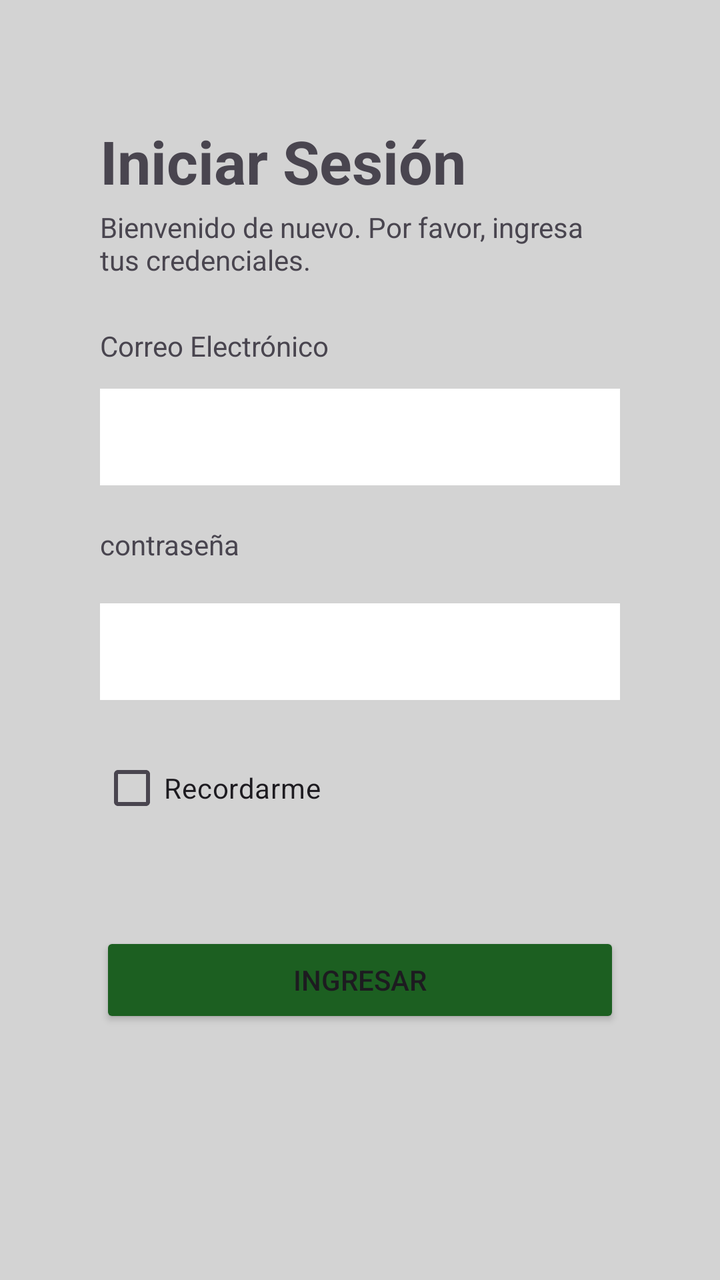
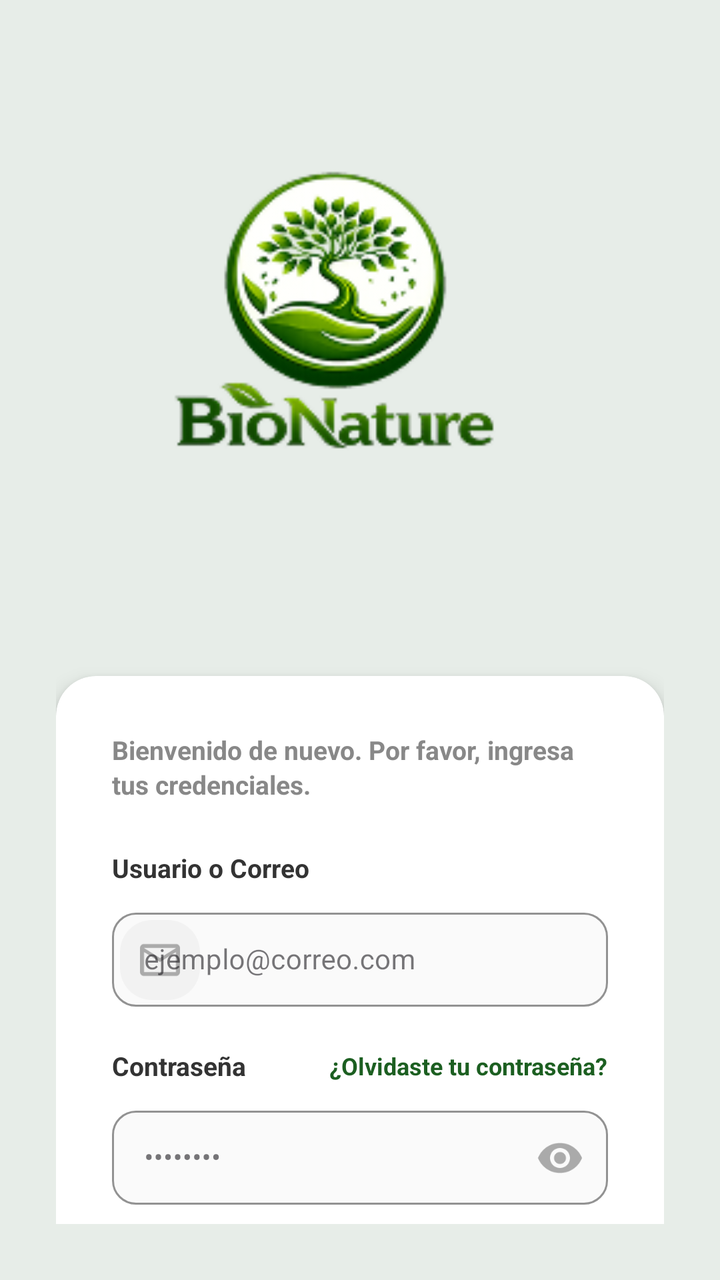

Two renders of the same Android screen: before a commit and after it. Below are the layout's source before the change and the commit's diff.
<!-- AndroidManifest.xml: application theme Theme.BioNatura -->
<!-- res/layout/activity_login.xml -->
<?xml version="1.0" encoding="utf-8"?>
<androidx.constraintlayout.widget.ConstraintLayout xmlns:android="http://schemas.android.com/apk/res/android"
    xmlns:app="http://schemas.android.com/apk/res-auto"
    xmlns:tools="http://schemas.android.com/tools"
    android:id="@+id/mainlogin"
    android:background="#D3D3D3"
    android:layout_width="match_parent"
    android:layout_height="match_parent"
    android:padding="20dp">

    <androidx.constraintlayout.widget.ConstraintLayout
        android:layout_width="match_parent"
        android:layout_height="match_parent"
        android:padding="30dp"
        app:layout_constraintBottom_toBottomOf="parent"
        app:layout_constraintEnd_toEndOf="parent"
        app:layout_constraintHorizontal_bias="0.0"
        app:layout_constraintStart_toStartOf="parent"
        app:layout_constraintTop_toTopOf="parent"
        app:layout_constraintVertical_bias="0.0">

        <CheckBox
            android:id="@+id/checkBox3"
            android:layout_width="match_parent"
            android:layout_height="wrap_content"
            android:layout_marginBottom="48dp"
            android:text="Recordarme"
            android:padding="0dp"
            app:layout_constraintBottom_toTopOf="@+id/btnlogin"
            app:layout_constraintEnd_toEndOf="parent"
            app:layout_constraintHorizontal_bias="0.0"
            app:layout_constraintStart_toStartOf="parent" />

        <TextView
            android:id="@+id/textView5"
            android:layout_width="match_parent"
            android:layout_height="wrap_content"
            android:text="Iniciar Sesión"
            android:textSize="30sp"
            android:textStyle="bold"
            app:layout_constraintBottom_toTopOf="@+id/textView6"
            app:layout_constraintEnd_toEndOf="parent"
            app:layout_constraintHorizontal_bias="0.0"
            app:layout_constraintStart_toStartOf="parent"
            app:layout_constraintTop_toTopOf="parent"
            app:layout_constraintVertical_bias="0.755" />

        <TextView
            android:id="@+id/textView6"
            android:layout_width="match_parent"
            android:layout_height="wrap_content"
            android:layout_marginBottom="24dp"
            android:text="Bienvenido de nuevo. Por favor, ingresa tus credenciales."
            app:layout_constraintBottom_toTopOf="@+id/textView7"
            app:layout_constraintEnd_toEndOf="parent"
            app:layout_constraintHorizontal_bias="0.0"
            app:layout_constraintStart_toStartOf="parent" />

        <TextView
            android:id="@+id/textView7"
            android:layout_width="match_parent"
            android:layout_height="wrap_content"
            android:layout_marginBottom="12dp"
            android:text="Correo Electrónico"
            app:layout_constraintBottom_toTopOf="@+id/inputemail"
            app:layout_constraintEnd_toEndOf="parent"
            app:layout_constraintHorizontal_bias="0.0"
            app:layout_constraintStart_toStartOf="parent" />

        <EditText
            android:id="@+id/inputemail"
            android:layout_width="match_parent"
            android:layout_height="wrap_content"
            android:layout_marginBottom="20dp"
            android:background="#FFFF"
            android:ems="10"
            android:inputType="text"
            android:padding="12dp"
            app:layout_constraintBottom_toTopOf="@+id/textView8"
            app:layout_constraintEnd_toEndOf="parent"
            app:layout_constraintHorizontal_bias="0.0"
            app:layout_constraintStart_toStartOf="parent" />

        <TextView
            android:id="@+id/textView8"
            android:layout_width="match_parent"
            android:layout_height="wrap_content"
            android:layout_marginBottom="20dp"
            android:text="contraseña"
            app:layout_constraintBottom_toTopOf="@+id/inputpassword"
            app:layout_constraintEnd_toEndOf="parent"
            app:layout_constraintHorizontal_bias="0.0"
            app:layout_constraintStart_toStartOf="parent" />

        <Button
            android:id="@+id/btnlogin"
            android:layout_width="match_parent"
            android:layout_height="wrap_content"
            android:layout_marginBottom="76dp"
            android:backgroundTint="#1C5F21"
            android:text="Ingresar"
            android:padding="12dp"
            app:layout_constraintBottom_toBottomOf="parent"
            app:layout_constraintStart_toStartOf="parent" />

        <EditText
            android:id="@+id/inputpassword"
            android:layout_width="match_parent"
            android:layout_height="wrap_content"
            android:layout_marginBottom="20dp"
            android:background="#FFFF"
            android:ems="10"
            android:inputType="textPassword"
            android:padding="12dp"
            app:layout_constraintBottom_toTopOf="@+id/checkBox3"
            app:layout_constraintEnd_toEndOf="parent"
            app:layout_constraintHorizontal_bias="0.0"
            app:layout_constraintStart_toStartOf="parent" />

    </androidx.constraintlayout.widget.ConstraintLayout>
</androidx.constraintlayout.widget.ConstraintLayout>
<!-- resources referenced by this layout -->
<resources>
  <style name="Theme.BioNatura" parent="Base.Theme.BioNatura" />
  <style name="Base.Theme.BioNatura" parent="Theme.Material3.DayNight.NoActionBar">
          
      </style>
</resources>

<!-- the commit's change to res/layout/activity_login.xml (unified diff, before → after) -->
@@ -2,120 +2,170 @@
 <androidx.constraintlayout.widget.ConstraintLayout xmlns:android="http://schemas.android.com/apk/res/android"
     xmlns:app="http://schemas.android.com/apk/res-auto"
     xmlns:tools="http://schemas.android.com/tools"
-    android:id="@+id/mainlogin"
-    android:background="#D3D3D3"
     android:layout_width="match_parent"
     android:layout_height="match_parent"
-    android:padding="20dp">
+    android:background="#E7EDE8"
+    android:padding="28dp">
 
-    <androidx.constraintlayout.widget.ConstraintLayout
+    <ImageView
+        android:id="@+id/imgLogo"
+        android:layout_width="396dp"
+        android:layout_height="293dp"
+        android:layout_marginTop="1dp"
+        android:contentDescription="BioNature Logo"
+        android:scaleType="fitCenter"
+        android:src="@drawable/logo"
+        app:layout_constraintEnd_toEndOf="parent"
+        app:layout_constraintHorizontal_bias="0.788"
+        app:layout_constraintStart_toStartOf="parent"
+        app:layout_constraintTop_toTopOf="parent" />
+
+    <androidx.cardview.widget.CardView
+        android:id="@+id/card"
         android:layout_width="match_parent"
-        android:layout_height="match_parent"
-        android:padding="30dp"
-        app:layout_constraintBottom_toBottomOf="parent"
-        app:layout_constraintEnd_toEndOf="parent"
-        app:layout_constraintHorizontal_bias="0.0"
+        android:layout_height="wrap_content"
+        android:layout_marginTop="16dp"
+        app:cardBackgroundColor="#FFFFFF"
+        app:cardCornerRadius="20dp"
+        app:cardElevation="6dp"
+        app:layout_constraintTop_toBottomOf="@id/imgLogo"
         app:layout_constraintStart_toStartOf="parent"
-        app:layout_constraintTop_toTopOf="parent"
-        app:layout_constraintVertical_bias="0.0">
+        app:layout_constraintEnd_toEndOf="parent">
 
-        <CheckBox
-            android:id="@+id/checkBox3"
+        <LinearLayout
             android:layout_width="match_parent"
             android:layout_height="wrap_content"
-            android:layout_marginBottom="48dp"
-            android:text="Recordarme"
-            android:padding="0dp"
-            app:layout_constraintBottom_toTopOf="@+id/btnlogin"
-            app:layout_constraintEnd_toEndOf="parent"
-            app:layout_constraintHorizontal_bias="0.0"
-            app:layout_constraintStart_toStartOf="parent" />
+            android:orientation="vertical"
+            android:padding="28dp">
 
-        <TextView
-            android:id="@+id/textView5"
-            android:layout_width="match_parent"
-            android:layout_height="wrap_content"
-            android:text="Iniciar Sesión"
-            android:textSize="30sp"
-            android:textStyle="bold"
-            app:layout_constraintBottom_toTopOf="@+id/textView6"
-            app:layout_constraintEnd_toEndOf="parent"
-            app:layout_constraintHorizontal_bias="0.0"
-            app:layout_constraintStart_toStartOf="parent"
-            app:layout_constraintTop_toTopOf="parent"
-            app:layout_constraintVertical_bias="0.755" />
+            <TextView
+                android:id="@+id/tvSubtitle"
+                android:layout_width="wrap_content"
+                android:layout_height="wrap_content"
+                android:layout_marginBottom="24dp"
+                android:lineSpacingExtra="2dp"
+                android:text="Bienvenido de nuevo. Por favor, ingresa tus credenciales."
+                android:textStyle="bold"
+                android:textColor="#888888"
+                android:textSize="13sp" />
 
-        <TextView
-            android:id="@+id/textView6"
-            android:layout_width="match_parent"
-            android:layout_height="wrap_content"
-            android:layout_marginBottom="24dp"
-            android:text="Bienvenido de nuevo. Por favor, ingresa tus credenciales."
-            app:layout_constraintBottom_toTopOf="@+id/textView7"
-            app:layout_constraintEnd_toEndOf="parent"
-            app:layout_constraintHorizontal_bias="0.0"
-            app:layout_constraintStart_toStartOf="parent" />
+            <TextView
+                android:layout_width="wrap_content"
+                android:layout_height="wrap_content"
+                android:layout_marginBottom="8dp"
+                android:text="Usuario o Correo"
+                android:textColor="#333333"
+                android:textSize="13sp"
+                android:textStyle="bold" />
 
-        <TextView
-            android:id="@+id/textView7"
-            android:layout_width="match_parent"
-            android:layout_height="wrap_content"
-            android:layout_marginBottom="12dp"
-            android:text="Correo Electrónico"
-            app:layout_constraintBottom_toTopOf="@+id/inputemail"
-            app:layout_constraintEnd_toEndOf="parent"
-            app:layout_constraintHorizontal_bias="0.0"
-            app:layout_constraintStart_toStartOf="parent" />
+            <com.google.android.material.textfield.TextInputLayout
+                android:id="@+id/tilEmail"
+                style="@style/Widget.MaterialComponents.TextInputLayout.OutlinedBox"
+                android:layout_width="match_parent"
+                android:layout_height="wrap_content"
+                android:layout_marginBottom="20dp"
+                app:boxBackgroundColor="#FAFAFA"
+                app:boxCornerRadiusBottomEnd="12dp"
+                app:boxCornerRadiusBottomStart="12dp"
+                app:boxCornerRadiusTopEnd="12dp"
+                app:boxCornerRadiusTopStart="12dp"
+                app:boxStrokeColor="#E0E0E0"
+                app:startIconDrawable="@drawable/ic_email"
+                app:startIconTint="#AAAAAA">
 
-        <EditText
-            android:id="@+id/inputemail"
-            android:layout_width="match_parent"
-            android:layout_height="wrap_content"
-            android:layout_marginBottom="20dp"
-            android:background="#FFFF"
-            android:ems="10"
-            android:inputType="text"
-            android:padding="12dp"
-            app:layout_constraintBottom_toTopOf="@+id/textView8"
-            app:layout_constraintEnd_toEndOf="parent"
-            app:layout_constraintHorizontal_bias="0.0"
-            app:layout_constraintStart_toStartOf="parent" />
+                <com.google.android.material.textfield.TextInputEditText
+                    android:id="@+id/inputemail"
+                    android:layout_width="match_parent"
+                    android:layout_height="wrap_content"
+                    android:hint="ejemplo@correo.com"
+                    android:inputType="textEmailAddress"
+                    android:paddingTop="14dp"
+                    android:paddingBottom="14dp"
+                    android:textColor="#1A1A1A"
+                    android:textColorHint="#BBBBBB"
+                    android:textSize="14sp" />
+            </com.google.android.material.textfield.TextInputLayout>
 
-        <TextView
-            android:id="@+id/textView8"
-            android:layout_width="match_parent"
-            android:layout_height="wrap_content"
-            android:layout_marginBottom="20dp"
-            android:text="contraseña"
-            app:layout_constraintBottom_toTopOf="@+id/inputpassword"
-            app:layout_constraintEnd_toEndOf="parent"
-            app:layout_constraintHorizontal_bias="0.0"
-            app:layout_constraintStart_toStartOf="parent" />
+            <RelativeLayout
+                android:layout_width="match_parent"
+                android:layout_height="wrap_content"
+                android:layout_marginBottom="8dp">
 
-        <Button
-            android:id="@+id/btnlogin"
-            android:layout_width="match_parent"
-            android:layout_height="wrap_content"
-            android:layout_marginBottom="76dp"
-            android:backgroundTint="#1C5F21"
-            android:text="Ingresar"
-            android:padding="12dp"
-            app:layout_constraintBottom_toBottomOf="parent"
-            app:layout_constraintStart_toStartOf="parent" />
+                <TextView
+                    android:layout_width="wrap_content"
+                    android:layout_height="wrap_content"
+                    android:layout_alignParentStart="true"
+                    android:layout_centerVertical="true"
+                    android:text="Contraseña"
+                    android:textColor="#333333"
+                    android:textSize="13sp"
+                    android:textStyle="bold" />
 
-        <EditText
-            android:id="@+id/inputpassword"
-            android:layout_width="match_parent"
-            android:layout_height="wrap_content"
-            android:layout_marginBottom="20dp"
-            android:background="#FFFF"
-            android:ems="10"
-            android:inputType="textPassword"
-            android:padding="12dp"
-            app:layout_constraintBottom_toTopOf="@+id/checkBox3"
-            app:layout_constraintEnd_toEndOf="parent"
-            app:layout_constraintHorizontal_bias="0.0"
-            app:layout_constraintStart_toStartOf="parent" />
+                <TextView
+                    android:id="@+id/tvForgotPassword"
+                    android:layout_width="wrap_content"
+                    android:layout_height="wrap_content"
+                    android:layout_alignParentEnd="true"
+                    android:layout_centerVertical="true"
+                    android:text="¿Olvidaste tu contraseña?"
+                    android:textColor="#1C5F21"
+                    android:textSize="12sp"
+                    android:textStyle="bold" />
+            </RelativeLayout>
 
-    </androidx.constraintlayout.widget.ConstraintLayout>
+            <com.google.android.material.textfield.TextInputLayout
+                android:id="@+id/tilPassword"
+                style="@style/Widget.MaterialComponents.TextInputLayout.OutlinedBox"
+                android:layout_width="match_parent"
+                android:layout_height="wrap_content"
+                android:layout_marginBottom="20dp"
+                app:boxBackgroundColor="#FAFAFA"
+                app:boxCornerRadiusBottomEnd="12dp"
+                app:boxCornerRadiusBottomStart="12dp"
+                app:boxCornerRadiusTopEnd="12dp"
+                app:boxCornerRadiusTopStart="12dp"
+                app:boxStrokeColor="#E0E0E0"
+                app:passwordToggleEnabled="true"
+                app:passwordToggleTint="#AAAAAA">
+
+                <com.google.android.material.textfield.TextInputEditText
+                    android:id="@+id/inputpassword"
+                    android:layout_width="match_parent"
+                    android:layout_height="wrap_content"
+                    android:hint="••••••••"
+                    android:inputType="textPassword"
+                    android:paddingTop="14dp"
+                    android:paddingBottom="14dp"
+                    android:textColor="#1A1A1A"
+                    android:textColorHint="#BBBBBB"
+                    android:textSize="14sp" />
+            </com.google.android.material.textfield.TextInputLayout>
+
+            <CheckBox
+                android:id="@+id/checkBox3"
+                android:layout_width="wrap_content"
+                android:layout_height="wrap_content"
+                android:layout_marginBottom="24dp"
+                android:buttonTint="#1C5F21"
+                android:text="Recordarme"
+                android:textStyle="bold"
+                android:textColor="#555555"
+                android:textSize="13sp" />
+
+            <com.google.android.material.button.MaterialButton
+                android:id="@+id/btnlogin"
+                android:layout_width="match_parent"
+                android:layout_height="56dp"
+                android:letterSpacing="0.05"
+                android:text="Ingresar"
+                android:textColor="#FFFFFF"
+                android:textSize="16sp"
+                android:textStyle="bold"
+                app:backgroundTint="#1C5F21"
+                app:cornerRadius="14dp"
+                app:elevation="4dp" />
+
+        </LinearLayout>
+    </androidx.cardview.widget.CardView>
+
 </androidx.constraintlayout.widget.ConstraintLayout>
<!-- resource entries referenced after the edit -->
@@ -1,5 +1,20 @@
 <!-- resources referenced by this layout -->
 <resources>
+  <!-- drawable ic_email (drawable) -->
+  <vector xmlns:android="http://schemas.android.com/apk/res/android"
+      android:width="40dp"
+      android:height="40dp"
+      android:viewportWidth="40"
+      android:viewportHeight="40">
+    <path
+        android:pathData="M16,0L24,0A16,16 0,0 1,40 16L40,24A16,16 0,0 1,24 40L16,40A16,16 0,0 1,0 24L0,16A16,16 0,0 1,16 0z"
+        android:fillColor="#1C5F21"
+        android:fillAlpha="0.1"/>
+    <path
+        android:pathData="M12,28C11.45,28 10.979,27.804 10.587,27.413C10.196,27.021 10,26.55 10,26V14C10,13.45 10.196,12.979 10.587,12.587C10.979,12.196 11.45,12 12,12H28C28.55,12 29.021,12.196 29.413,12.587C29.804,12.979 30,13.45 30,14V26C30,26.55 29.804,27.021 29.413,27.413C29.021,27.804 28.55,28 28,28H12ZM20,21L12,16V26H28V16L20,21ZM20,19L28,14H12L20,19ZM12,16V14V16V26V16Z"
+        android:fillColor="#1C5F21"/>
+  </vector>
+  <!-- drawable logo: png bitmap (drawable, 24637 bytes) -->
   <style name="Theme.BioNatura" parent="Base.Theme.BioNatura" />
   <style name="Base.Theme.BioNatura" parent="Theme.Material3.DayNight.NoActionBar">
           
